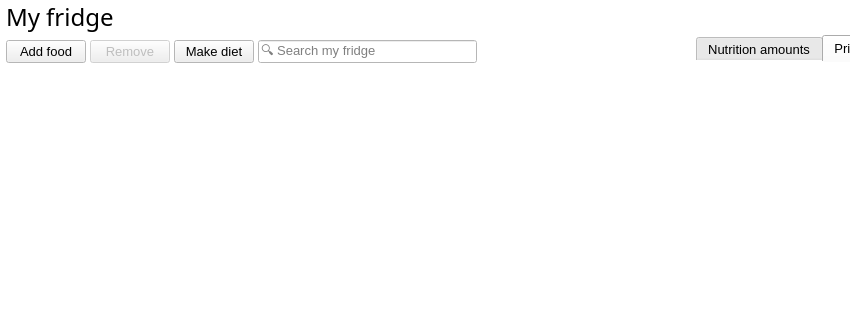
First picture: the form in ui/ui_mainwindow.ui, repository josh-minch/spartan, before the edit; both pictures show x 0 to 850 and y 0 to 320 of the 1224 by 705 pixel window.
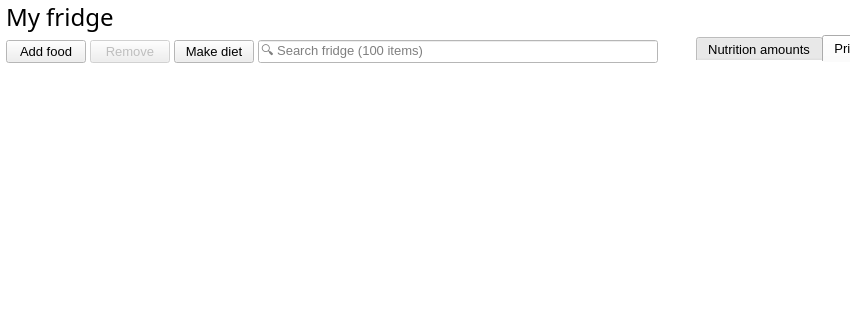
Second picture: the form after the edit. Icons and pictures are not drawn. Custom widgets are drawn as their Qt base class.

What changed in the file:
```diff
--- a/ui/ui_mainwindow.ui
+++ b/ui/ui_mainwindow.ui
@@ -120,7 +120,7 @@
        </widget>
       </item>
       <item>
-       <layout class="QHBoxLayout" name="horizontalLayout">
+       <layout class="QHBoxLayout" name="horizontalLayout" stretch="0,0,0,1,0">
         <property name="spacing">
          <number>4</number>
         </property>
@@ -222,9 +222,15 @@
         </item>
         <item>
          <widget class="QLineEdit" name="fridge_line_edit">
+          <property name="sizePolicy">
+           <sizepolicy hsizetype="MinimumExpanding" vsizetype="Fixed">
+            <horstretch>0</horstretch>
+            <verstretch>0</verstretch>
+           </sizepolicy>
+          </property>
           <property name="minimumSize">
            <size>
-            <width>100</width>
+            <width>75</width>
             <height>0</height>
            </size>
           </property>
@@ -244,7 +250,7 @@
            <string/>
           </property>
           <property name="placeholderText">
-           <string>🔍 Search my fridge</string>
+           <string>🔍 Search fridge (100 items)</string>
           </property>
          </widget>
         </item>
@@ -253,9 +259,12 @@
           <property name="orientation">
            <enum>Qt::Horizontal</enum>
           </property>
+          <property name="sizeType">
+           <enum>QSizePolicy::Expanding</enum>
+          </property>
           <property name="sizeHint" stdset="0">
            <size>
-            <width>20</width>
+            <width>10</width>
             <height>20</height>
            </size>
           </property>
```
Left out of the diff: 2 changed lines with no effect on the pictures.
